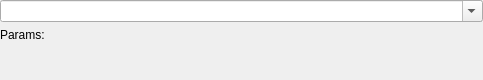
Before: the Qt Designer form tools/cathedral/ui/ServerScript.ui in comphack/comp_hack, drawn with Qt 5.
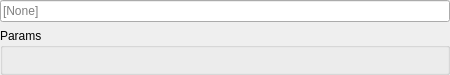
After: the same form once the commit is applied. Custom widgets are drawn as their Qt base class.

Commit message: Script control adjustments

```diff
--- a/tools/cathedral/ui/ServerScript.ui
+++ b/tools/cathedral/ui/ServerScript.ui
@@ -6,8 +6,8 @@
    <rect>
     <x>0</x>
     <y>0</y>
-    <width>483</width>
-    <height>80</height>
+    <width>450</width>
+    <height>75</height>
    </rect>
   </property>
   <layout class="QVBoxLayout" name="verticalLayout">
@@ -24,31 +24,23 @@
     <number>0</number>
    </property>
    <item>
-    <widget class="QComboBox" name="scriptID">
-     <property name="sizePolicy">
-      <sizepolicy hsizetype="Expanding" vsizetype="Fixed">
-       <horstretch>0</horstretch>
-       <verstretch>0</verstretch>
-      </sizepolicy>
+    <widget class="QLineEdit" name="scriptID">
+     <property name="placeholderText">
+      <string>[None]</string>
      </property>
-     <property name="editable">
-      <bool>true</bool>
-     </property>
     </widget>
    </item>
    <item>
-    <layout class="QFormLayout" name="formLayout">
-     <item row="0" column="0">
-      <widget class="QLabel" name="lblParams">
-       <property name="text">
-        <string>Params:</string>
-       </property>
-      </widget>
-     </item>
-     <item row="0" column="1">
+    <widget class="QGroupBox" name="grpParams">
+     <property name="title">
+      <string>Params</string>
+     </property>
+     <layout class="QVBoxLayout" name="verticalLayout_2">
+      <item>
       <widget class="DynamicList" name="params" native="true"/>
      </item>
     </layout>
+    </widget>
    </item>
   </layout>
  </widget>
```
Lines whose indentation alone changed are shown as unchanged. The commit also changes 2 other files.
